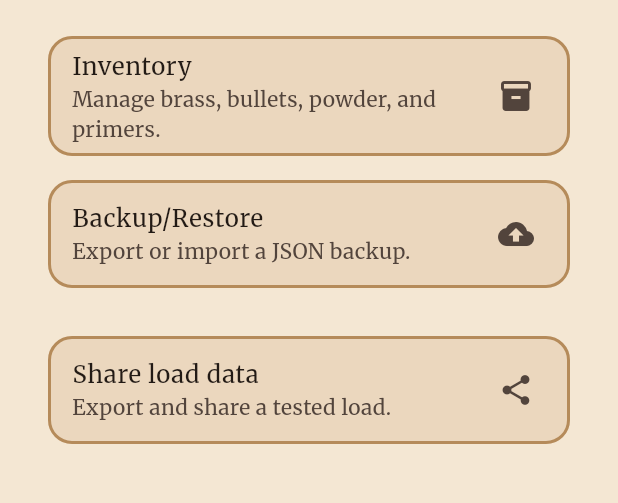
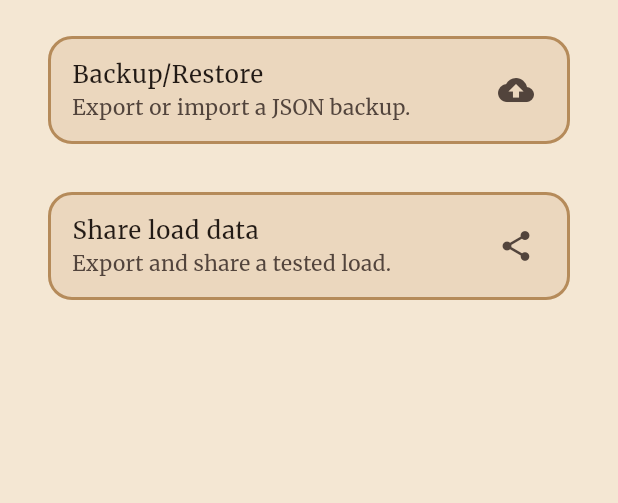
Before and after one commit to vitomein-hue/loadintel, a Flutter app: the screen it shows after launch, after a tap on the "settings" icon, on a phone screen of 412 x 824 dp, the part 84-587 px from its top. Run offline on Flutter 3.47's test engine with Material 3 defaults, Android fonts, the phone set to English and light mode, and no system bars; our stand-ins replace file_picker, google_fonts, image_picker, in_app_purchase, package_info_plus, pdf and 2 more; missing offline and left inert: excel, photo_manager; accounts and stored records are empty.

Commit message:
edit new loads

```diff
--- a/lib/features/backup_export/backup_export_screen.dart
+++ b/lib/features/backup_export/backup_export_screen.dart
@@ -3,7 +3,6 @@ import 'package:flutter/foundation.dart';
 import 'package:flutter/material.dart';
 import 'package:loadintel/domain/models/load_with_best_result.dart';
 import 'package:loadintel/domain/repositories/load_recipe_repository.dart';
-import 'package:loadintel/features/inventory/inventory_screen.dart';
 import 'package:loadintel/domain/repositories/settings_repository.dart';
 import 'package:loadintel/services/backup_service.dart';
 import 'package:loadintel/services/export_service.dart';
@@ -492,18 +491,6 @@ class _BackupExportScreenState extends State<BackupExportScreen> {
         children: [
           Card(
             child: ListTile(
-              title: const Text('Inventory'),
-              subtitle: const Text('Manage brass, bullets, powder, and primers.'),
-              trailing: const Icon(Icons.inventory_2),
-              onTap: () {
-                Navigator.of(context).push(
-                  MaterialPageRoute(builder: (_) => const InventoryScreen()),
-                );
-              },
-            ),
-          ),
-          Card(
-            child: ListTile(
               title: const Text('Backup/Restore'),
               subtitle: const Text('Export or import a JSON backup.'),
               trailing: const Icon(Icons.backup),
@@ -519,51 +506,6 @@ class _BackupExportScreenState extends State<BackupExportScreen> {
               onTap: _showShareLoadDataSheet,
             ),
           ),
-          if (kDebugMode) ...[
-            const SizedBox(height: 16),
-            Card(
-              child: Padding(
-                padding: const EdgeInsets.all(16),
-                child: Column(
-                  crossAxisAlignment: CrossAxisAlignment.start,
-                  children: [
-                    Text(
-                      'Developer',
-                      style: Theme.of(context).textTheme.titleMedium,
-                    ),
-                    const SizedBox(height: 12),
-                    DropdownButtonFormField<ProEntitlementOverride>(
-                      value: _proOverride,
-                      decoration: const InputDecoration(
-                        labelText: 'Pro entitlement (debug)',
-                      ),
-                      items: ProEntitlementOverride.values
-                          .map(
-                            (value) => DropdownMenuItem(
-                              value: value,
-                              child: Text(_proOverrideLabel(value)),
-                            ),
-                          )
-                          .toList(),
-                      onChanged: _overrideLoaded
-                          ? (value) {
-                              if (value == null) {
-                                return;
-                              }
-                              _setProOverride(value);
-                            }
-                          : null,
-                    ),
-                    const SizedBox(height: 8),
-                    Text(
-                      'Debug builds only. PRO_OVERRIDE dart-define overrides this.',
-                      style: Theme.of(context).textTheme.bodySmall,
-                    ),
-                  ],
-                ),
-              ),
-            ),
-          ],
         ],
       ),
     );
--- a/lib/features/home/home_screen.dart
+++ b/lib/features/home/home_screen.dart
@@ -2,6 +2,7 @@ import 'package:flutter/material.dart';
 import 'package:loadintel/core/theme/app_colors.dart';
 import 'package:loadintel/features/backup_export/backup_export_screen.dart';
 import 'package:loadintel/features/build_load/build_load_screen.dart';
+import 'package:loadintel/features/inventory/inventory_screen.dart';
 import 'package:loadintel/features/load_history/load_history_screen.dart';
 import 'package:loadintel/features/range_test/range_test_screen.dart';
 import 'package:package_info_plus/package_info_plus.dart';
@@ -13,7 +14,19 @@ class HomeScreen extends StatelessWidget {
   Widget build(BuildContext context) {
     return Scaffold(
       appBar: AppBar(
-        title: const Text('Load Intel'),
+        leadingWidth: 120,
+        leading: TextButton.icon(
+          onPressed: () {
+            Navigator.of(context).push(
+              MaterialPageRoute(builder: (_) => const InventoryScreen()),
+            );
+          },
+          icon: const Icon(Icons.inventory_2),
+          label: const Text('Inventory'),
+          style: TextButton.styleFrom(
+            foregroundColor: Colors.white,
+          ),
+        ),
         actions: [
           IconButton(
             onPressed: () {
```
Also changed, not shown: lib/features/load_history/load_history_screen.dart (+25 -4 lines).
